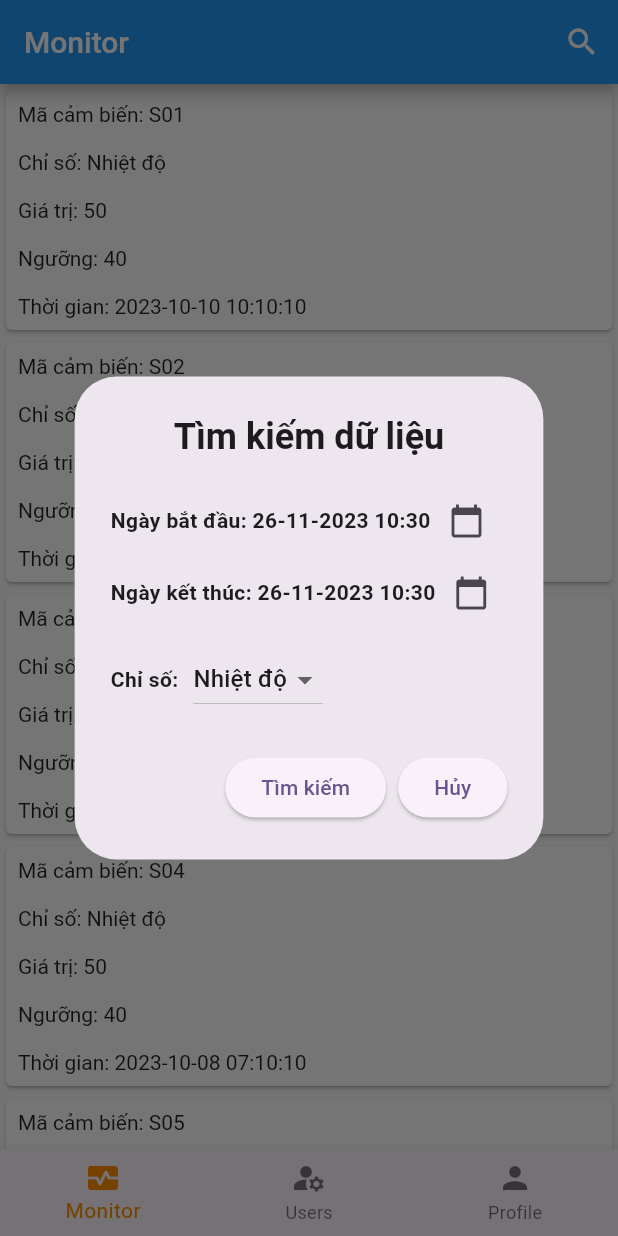
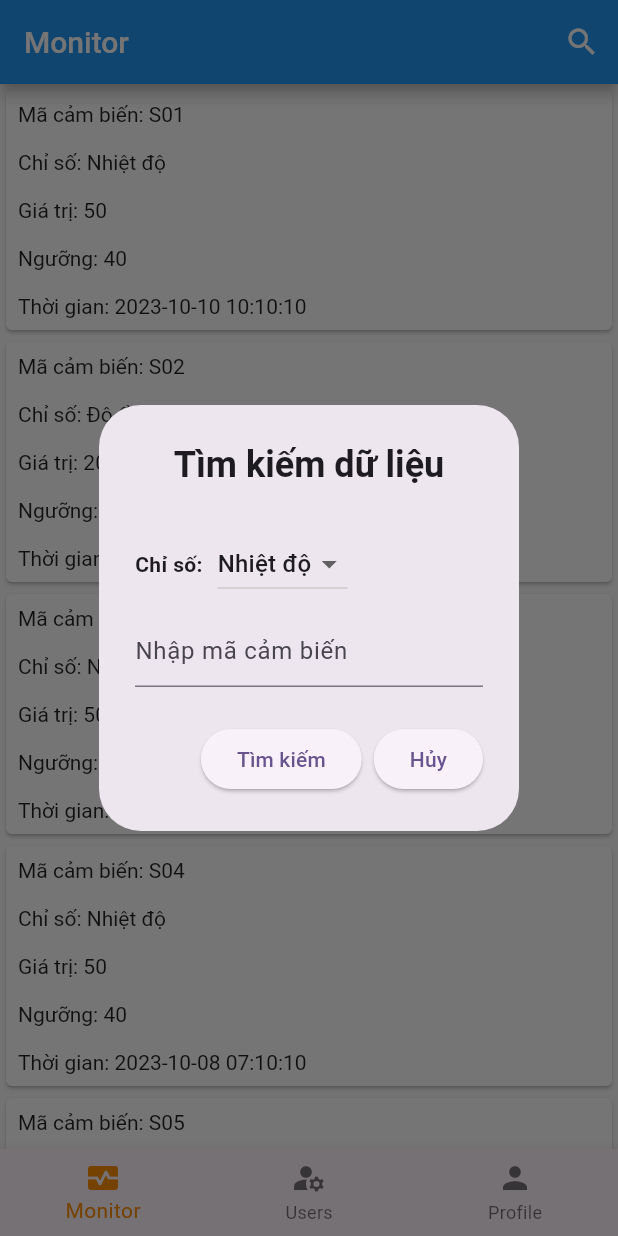
Before and after one commit to tran-the-lam/scada-project, a Flutter app: the HomePage screen opened by its route, after a tap on the "search" icon, on a phone screen of 412 x 824 dp. Run offline on Flutter 3.47's test engine with Material 2 defaults, Android fonts, the phone set to English and light mode, and no system bars; our stand-ins replace device_info_plus, flutter_datetime_picker, fluttertoast, shared_preferences; accounts and stored records are empty.

Commit message:
update ui search event

```diff
--- a/application/mydemo/lib/screen/monitor.dart
+++ b/application/mydemo/lib/screen/monitor.dart
@@ -91,6 +91,7 @@ class _MonitorList extends State<MonitorPage> {
   List<String> options = ['Nhiệt độ', 'Độ ẩm'];
   String _role = 'Nhiệt độ';
 
+  TextEditingController _sensorIDController = TextEditingController();
 
   startDateTimePickerWidget(BuildContext context, Function setState) {
     return fdp.DatePicker.showDateTimePicker(
@@ -134,28 +135,29 @@ class _MonitorList extends State<MonitorPage> {
               content: Column(
                   mainAxisSize: MainAxisSize.min,
                   children: [
-                    Row(
-                      children: [
-                        Text('Ngày bắt đầu: ${DateFormat('dd-MM-yyyy HH:mm').format(_selectedStartDate)}', style: TextStyle(fontWeight: FontWeight.bold)),
-                        IconButton(
-                        icon: Icon(Icons.calendar_today),
-                        onPressed: () {
-                          startDateTimePickerWidget(context, setState);
-                        },
-                      ),
-                      ]
-                    ),
-                    Row(
-                      children: [
-                        Text('Ngày kết thúc: ${DateFormat('dd-MM-yyyy HH:mm').format(_selectedEndDate)}', style: TextStyle(fontWeight: FontWeight.bold)),
-                        IconButton(
-                        icon: Icon(Icons.calendar_today),
-                        onPressed: () {
-                          endDateTimePickerWidget(context, setState);
-                        },
-                      ),
-                      ]
-                    ),
+                    // Row(
+                    //   children: [
+                    //     Text('Ngày bắt đầu: ${DateFormat('dd-MM-yyyy HH:mm').format(_selectedStartDate)}', style: TextStyle(fontWeight: FontWeight.bold)),
+                    //     IconButton(
+                    //     icon: Icon(Icons.calendar_today),
+                    //     onPressed: () {
+                    //       startDateTimePickerWidget(context, setState);
+                    //     },
+                    //   ),
+                    //   ]
+                    // ),
+                    // Row(
+                    //   children: [
+                    //     Text('Ngày kết thúc: ${DateFormat('dd-MM-yyyy HH:mm').format(_selectedEndDate)}', style: TextStyle(fontWeight: FontWeight.bold)),
+                    //     IconButton(
+                    //     icon: Icon(Icons.calendar_today),
+                    //     onPressed: () {
+                    //       endDateTimePickerWidget(context, setState);
+                    //     },
+                    //   ),
+                    //   ]
+                    // ),
+
                     SizedBox(height: 10, width: 10),
                     Row(
                         children: [
@@ -177,6 +179,17 @@ class _MonitorList extends State<MonitorPage> {
                               });
                             },
                           ),
+                      ]
+                    ),
+                    SizedBox(height: 10, width: 10),
+                    Row(
+                      children: [
+                        Expanded(
+                          child: TextField(
+                            controller: _sensorIDController,
+                            decoration: InputDecoration(hintText: "Nhập mã cảm biến"),
+                          ),
+                        ),
                       ]
                     ),
                 ],
```
Also changed, not shown: 1 other file.
